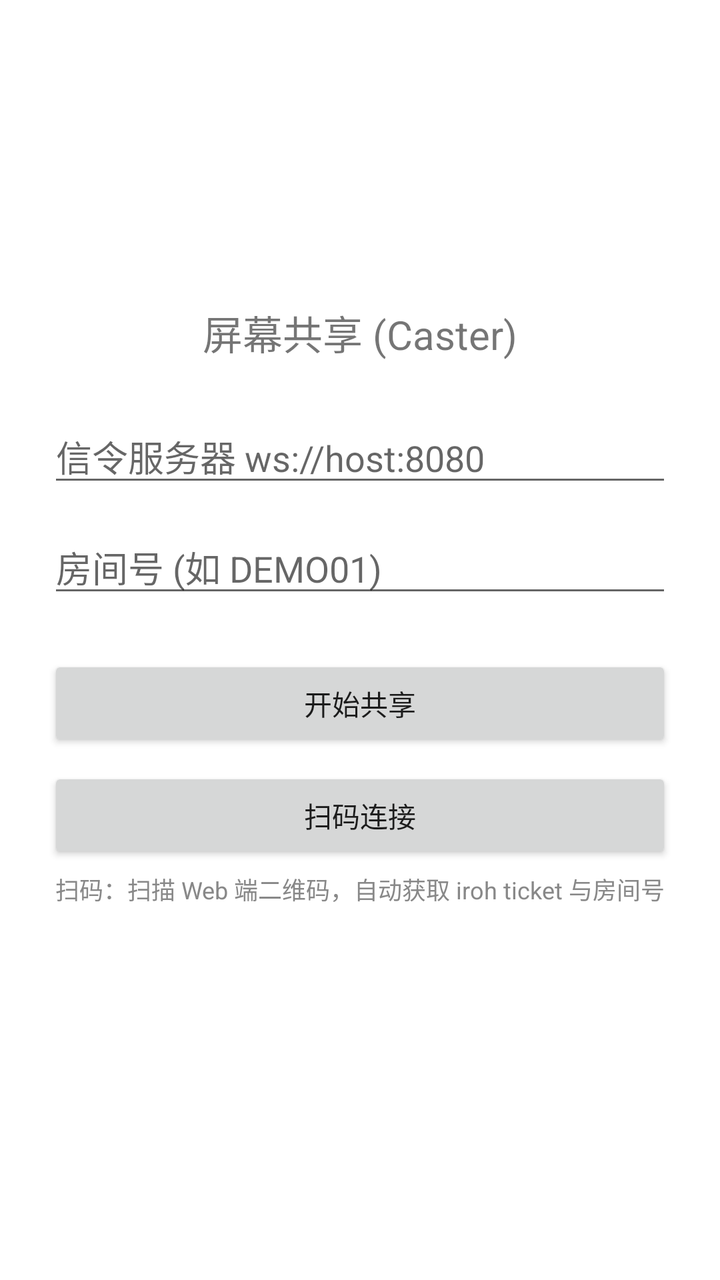
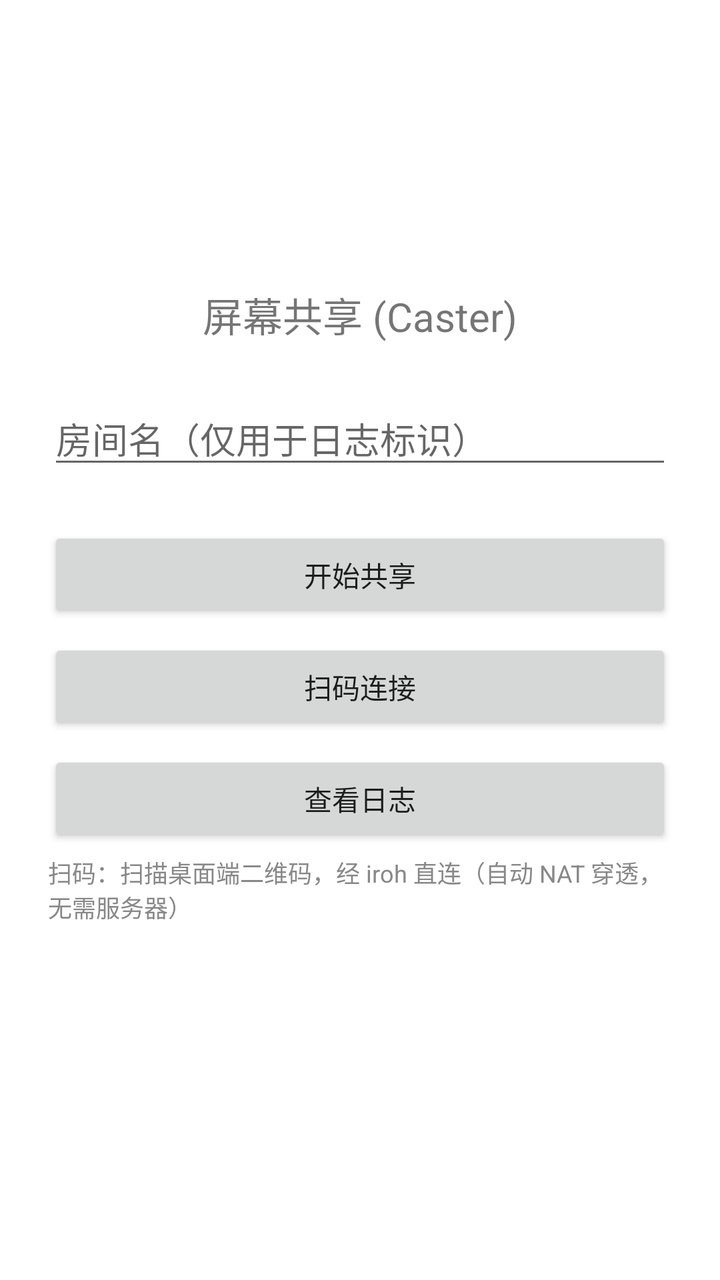

Before-and-after screenshots of an Android layout around one commit, followed by the original layout XML and the change that was made.
<!-- AndroidManifest.xml: application theme Theme.ScreenShare -->
<!-- res/layout/activity_main.xml -->
<?xml version="1.0" encoding="utf-8"?>
<LinearLayout xmlns:android="http://schemas.android.com/apk/res/android"
    android:orientation="vertical"
    android:padding="24dp"
    android:gravity="center"
    android:layout_width="match_parent"
    android:layout_height="match_parent">

    <TextView
        android:layout_width="wrap_content"
        android:layout_height="wrap_content"
        android:text="屏幕共享 (Caster)"
        android:textSize="20sp"
        android:layout_marginBottom="24dp" />

    <EditText
        android:id="@+id/serverInput"
        android:layout_width="match_parent"
        android:layout_height="wrap_content"
        android:hint="信令服务器 ws://host:8080"
        android:inputType="textUri"
        android:layout_marginBottom="12dp" />

    <EditText
        android:id="@+id/roomInput"
        android:layout_width="match_parent"
        android:layout_height="wrap_content"
        android:hint="房间号 (如 DEMO01)"
        android:inputType="text"
        android:layout_marginBottom="24dp" />

    <Button
        android:id="@+id/startBtn"
        android:layout_width="match_parent"
        android:layout_height="wrap_content"
        android:text="开始共享" />

    <Button
        android:id="@+id/scanBtn"
        android:layout_width="match_parent"
        android:layout_height="wrap_content"
        android:layout_marginTop="8dp"
        android:text="扫码连接" />

    <TextView
        android:layout_width="wrap_content"
        android:layout_height="wrap_content"
        android:layout_marginTop="4dp"
        android:text="扫码：扫描 Web 端二维码，自动获取 iroh ticket 与房间号"
        android:textSize="12sp"
        android:textColor="#888888" />

    <TextView
        android:id="@+id/statusText"
        android:layout_width="wrap_content"
        android:layout_height="wrap_content"
        android:layout_marginTop="16dp"
        android:textColor="#888888" />
</LinearLayout>
<!-- resources referenced by this layout -->
<resources>
  <style name="Theme.ScreenShare" parent="Theme.MaterialComponents.DayNight.NoActionBar">
          <item name="colorPrimary">@color/purple_500</item>
          <item name="colorPrimaryDark">@color/purple_700</item>
          <item name="colorAccent">@color/teal_200</item>
      </style>
  <color name="purple_500">#FF6200EE</color>
  <color name="purple_700">#FF3700B3</color>
  <color name="teal_200">#FF03DAC5</color>
</resources>

<!-- the commit's change to res/layout/activity_main.xml (unified diff, before → after) -->
@@ -14,18 +14,10 @@
         android:layout_marginBottom="24dp" />
 
     <EditText
-        android:id="@+id/serverInput"
-        android:layout_width="match_parent"
-        android:layout_height="wrap_content"
-        android:hint="信令服务器 ws://host:8080"
-        android:inputType="textUri"
-        android:layout_marginBottom="12dp" />
-
-    <EditText
         android:id="@+id/roomInput"
         android:layout_width="match_parent"
         android:layout_height="wrap_content"
-        android:hint="房间号 (如 DEMO01)"
+        android:hint="房间名（仅用于日志标识）"
         android:inputType="text"
         android:layout_marginBottom="24dp" />
 
@@ -42,11 +34,18 @@
         android:layout_marginTop="8dp"
         android:text="扫码连接" />
 
+    <Button
+        android:id="@+id/logBtn"
+        android:layout_width="match_parent"
+        android:layout_height="wrap_content"
+        android:layout_marginTop="8dp"
+        android:text="查看日志" />
+
     <TextView
         android:layout_width="wrap_content"
         android:layout_height="wrap_content"
         android:layout_marginTop="4dp"
-        android:text="扫码：扫描 Web 端二维码，自动获取 iroh ticket 与房间号"
+        android:text="扫码：扫描桌面端二维码，经 iroh 直连（自动 NAT 穿透，无需服务器）"
         android:textSize="12sp"
         android:textColor="#888888" />
 
